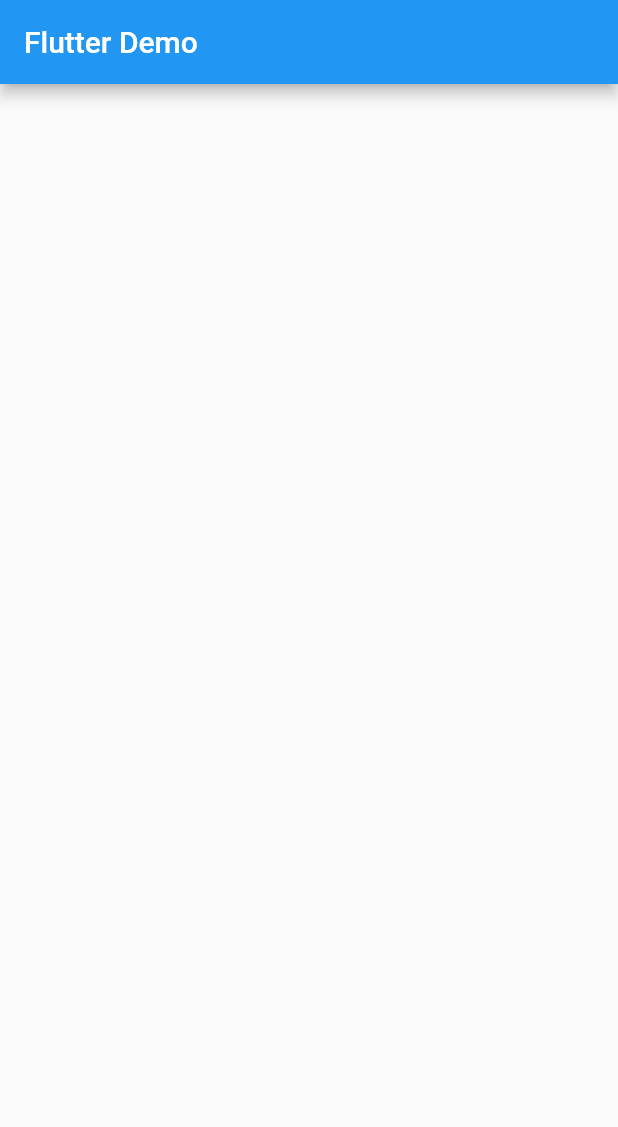
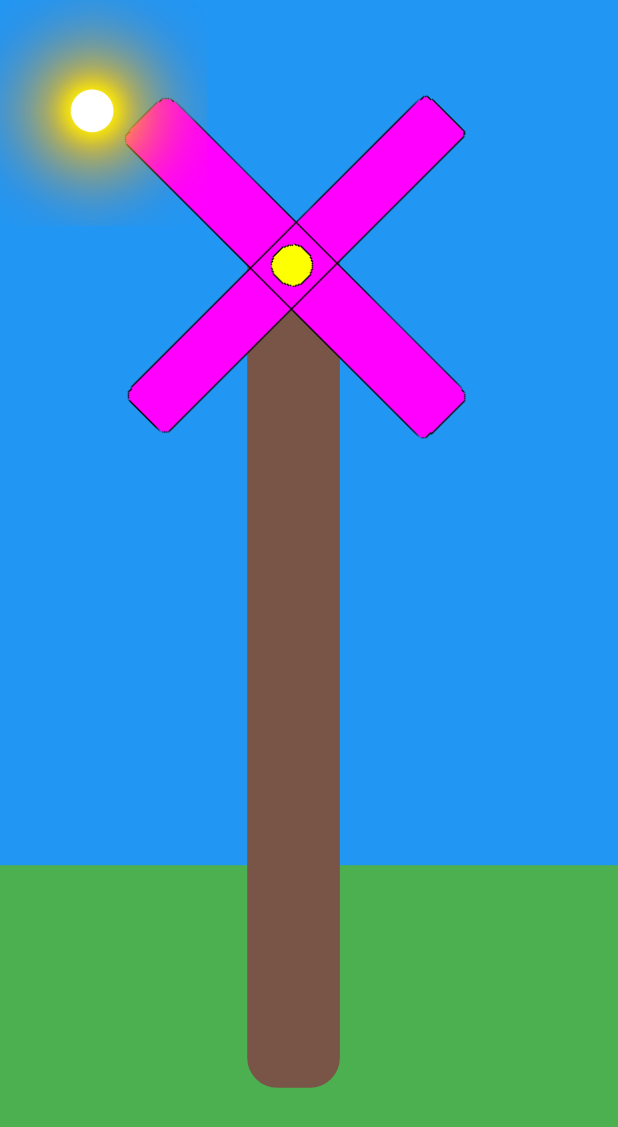
Before and after one commit to hofovea/simple-animation-flutter-app, a Flutter app: the screen it shows after launch, on a phone screen of 412 x 824 dp. Shown: the top 1127 px of the screen. Run offline on Flutter 3.47's test engine with Material 2 defaults, Android fonts, the light colour scheme and no system bars.

Commit message:
added background, windmill and sun with animations

```diff
--- a/lib/main.dart
+++ b/lib/main.dart
@@ -15,11 +15,8 @@ class AnimationApp extends StatelessWidget {
       theme: ThemeData(
         primarySwatch: Colors.blue,
       ),
-      home: Scaffold(
-        appBar: AppBar(
-          title: const Text('Flutter Demo'),
-        ),
-        body: const HomeScreen(),
+      home: const Scaffold(
+        body: HomeScreen(),
       ),
     );
   }
--- a/lib/screens/home_screen/home_screen.dart
+++ b/lib/screens/home_screen/home_screen.dart
@@ -1,4 +1,8 @@
-import 'package:flutter/widgets.dart';
+import 'package:flutter/material.dart';
+import 'package:simple_animation_flutter_app/screens/home_screen/widgets/grass.dart';
+import 'package:simple_animation_flutter_app/screens/home_screen/widgets/sun.dart';
+import 'package:simple_animation_flutter_app/screens/home_screen/widgets/windmill_cross.dart';
+import 'package:simple_animation_flutter_app/screens/home_screen/widgets/windmill_base.dart';
 
 class HomeScreen extends StatefulWidget {
   const HomeScreen({Key? key}) : super(key: key);
@@ -10,12 +14,22 @@ class HomeScreen extends StatefulWidget {
 class _HomeScreenState extends State<HomeScreen> {
   @override
   Widget build(BuildContext context) {
-    final screenSize = MediaQuery.of(context).size.width;
-    return Stack(
-      children: [
-        Container(
-        ),
-      ],
+    return SafeArea(
+      child: LayoutBuilder(
+        builder: (BuildContext context, BoxConstraints constraints) {
+          return Container(
+            color: Colors.blue,
+            child: Stack(
+              children: [
+                Grass(constraints: constraints),
+                WindmillBase(constraints: constraints),
+                WindmillCross(constraints: constraints),
+                Sun(constraints: constraints),
+              ],
+            ),
+          );
+        },
+      ),
     );
   }
 }
--- /dev/null
+++ b/lib/screens/home_screen/widgets/grass.dart
@@ -0,0 +1,21 @@
+import 'package:flutter/material.dart';
+
+class Grass extends StatelessWidget {
+  final grassHeightMultiplier = 0.3;
+
+  final BoxConstraints constraints;
+
+  const Grass({Key? key, required this.constraints}) : super(key: key);
+
+  @override
+  Widget build(BuildContext context) {
+    return Positioned(
+      width: constraints.maxWidth,
+      height: constraints.maxHeight * grassHeightMultiplier,
+      bottom: 0,
+      child: Container(
+        color: Colors.green,
+      ),
+    );
+  }
+}
--- /dev/null
+++ b/lib/screens/home_screen/widgets/sun.dart
@@ -0,0 +1,63 @@
+import 'package:flutter/material.dart';
+
+class Sun extends StatefulWidget {
+  final BoxConstraints constraints;
+
+  const Sun({Key? key, required this.constraints}) : super(key: key);
+
+  @override
+  State<Sun> createState() => _SunState();
+}
+
+class _SunState extends State<Sun> with SingleTickerProviderStateMixin {
+  final sunImagePath = 'assets/images/sun.png';
+  final sunSizeMultiplier = 0.4;
+  final sunPositionXMultiplier = -0.05;
+  final sunPositionYMultiplier = -0.01;
+  final animationDuration = const Duration(seconds: 2);
+
+  late AnimationController _controller;
+
+  @override
+  void initState() {
+    super.initState();
+    _controller = AnimationController(
+        vsync: this, duration: animationDuration, lowerBound: 0.7, upperBound: 1.3)
+      ..addStatusListener((status) {
+        if (status == AnimationStatus.completed) {
+          _controller.reverse();
+        } else if (status == AnimationStatus.dismissed) {
+          _controller.forward();
+        }
+      })
+      ..forward();
+  }
+
+  @override
+  void dispose() {
+    _controller.dispose();
+    super.dispose();
+  }
+
+  @override
+  Widget build(BuildContext context) {
+    return Positioned(
+      top: widget.constraints.maxHeight * sunPositionYMultiplier,
+      left: widget.constraints.maxWidth * sunPositionXMultiplier,
+      child: AnimatedBuilder(
+        animation: _controller,
+        builder: (BuildContext context, Widget? child) {
+          return Transform.scale(
+            scale: _controller.value,
+            child: child,
+          );
+        },
+        child: Image.asset(
+          sunImagePath,
+          width: widget.constraints.maxWidth * sunSizeMultiplier,
+          height: widget.constraints.maxWidth * sunSizeMultiplier,
+        ),
+      ),
+    );
+  }
+}
--- /dev/null
+++ b/lib/screens/home_screen/widgets/windmill_base.dart
@@ -0,0 +1,29 @@
+import 'package:flutter/material.dart';
+
+
+class WindmillBase extends StatelessWidget {
+  final windmillBaseHeightMultiplier = 0.7;
+  final windmillBaseWightMultiplier = 0.15;
+  final windmillBasePositionXMultiplier = 0.4;
+  final windmillBasePositionYMultiplier = 0.12;
+
+  final BoxConstraints constraints;
+  const WindmillBase({Key? key, required this.constraints}) : super(key: key);
+
+  @override
+  Widget build(BuildContext context) {
+    return Positioned(
+      left: constraints.maxWidth * windmillBasePositionXMultiplier,
+      bottom: constraints.maxHeight * windmillBasePositionYMultiplier,
+      width: constraints.maxWidth * windmillBaseWightMultiplier,
+      height: constraints.maxHeight * windmillBaseHeightMultiplier,
+      child: Container(
+        decoration: const BoxDecoration(
+          borderRadius: BorderRadius.all(Radius.circular(20)),
+          color: Colors.brown,
+        ),
+        alignment: Alignment.center,
+      ),
+    );
+  }
+}
--- /dev/null
+++ b/lib/screens/home_screen/widgets/windmill_cross.dart
@@ -0,0 +1,58 @@
+import 'package:flutter/widgets.dart';
+import 'dart:math';
+
+class WindmillCross extends StatefulWidget {
+  final BoxConstraints constraints;
+
+  const WindmillCross({Key? key, required this.constraints}) : super(key: key);
+
+  @override
+  State<WindmillCross> createState() => _WindmillCrossState();
+}
+
+class _WindmillCrossState extends State<WindmillCross> with SingleTickerProviderStateMixin {
+  final crossSizeMultiplier = 0.7;
+  final crossPositionXMultiplier = 0.13;
+  final crossPositionYMultiplier = 0.04;
+  final crossImagePath = 'assets/images/cross.png';
+  final animationDuration = const Duration(seconds: 2);
+
+  late final AnimationController _controller =
+      AnimationController(vsync: this, duration: animationDuration)
+        ..addStatusListener((status) {
+          if (status == AnimationStatus.completed) {
+            _controller.reverse();
+          } else if (status == AnimationStatus.dismissed) {
+            _controller.forward();
+          }
+        })
+        ..forward();
+
+  @override
+  void dispose() {
+    _controller.dispose();
+    super.dispose();
+  }
+
+  @override
+  Widget build(BuildContext context) {
+    return Positioned(
+      top: widget.constraints.maxHeight * crossPositionYMultiplier,
+      left: widget.constraints.maxWidth * crossPositionXMultiplier,
+      child: AnimatedBuilder(
+        animation: _controller,
+        builder: (_, child) {
+          return Transform.rotate(
+            angle: _controller.value * 2 * pi,
+            child: child,
+          );
+        },
+        child: Image.asset(
+          crossImagePath,
+          width: widget.constraints.maxWidth * crossSizeMultiplier,
+          height: widget.constraints.maxWidth * crossSizeMultiplier,
+        ),
+      ),
+    );
+  }
+}
```
Also changed, not shown: assets/images/cross.png.
